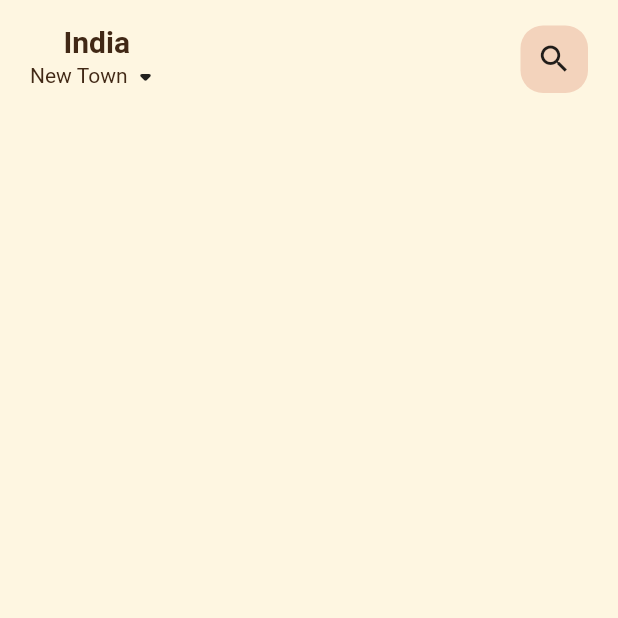
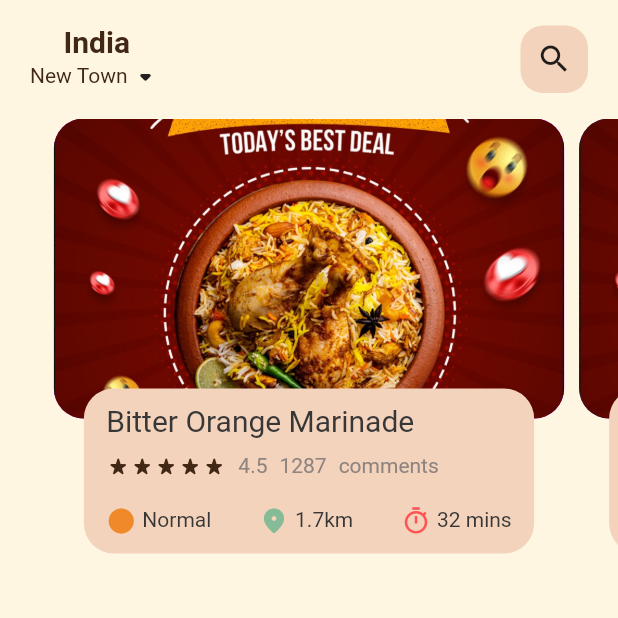
Before and after one commit to shagundubey29/MealMate, a Flutter app: the screen it shows after launch, on a phone screen of 412 x 824 dp, the top half of it. Run offline on Flutter 3.47's test engine with Material 2 defaults, Android fonts, the light colour scheme and no system bars.

Commit message:
slider is added

```diff
--- a/lib/main.dart
+++ b/lib/main.dart
@@ -14,7 +14,6 @@ class MyApp extends StatelessWidget {
     return MaterialApp(
       title: 'Flutter Demo',
       theme: ThemeData(
-        primarySwatch: Colors.blue,
       ),
       home: HomeScreen(),
       debugShowCheckedModeBanner: false,
--- /dev/null
+++ b/lib/screen/home/bodyHomeScreen.dart
@@ -0,0 +1,102 @@
+import 'package:flutter/material.dart';
+import 'package:flutter/src/widgets/framework.dart';
+import 'package:flutter/src/widgets/placeholder.dart';
+import 'package:meal_mate/util/appTheme.dart';
+import 'package:meal_mate/widgets/bigText.dart';
+import 'package:meal_mate/widgets/icon_text.dart';
+import 'package:meal_mate/widgets/smallText.dart';
+
+class BodyHomeScreen extends StatelessWidget {
+  const BodyHomeScreen({super.key});
+
+  @override
+  Widget build(BuildContext context) {
+    PageController pageController = PageController(viewportFraction: 0.85);
+
+    return Container(
+      height: 320,
+      child: PageView.builder(
+        controller: pageController,
+        itemCount: 5,
+        itemBuilder: (context, position){
+          return _buildPageItem(position);
+        },
+        ),
+    );
+  }
+
+  Widget _buildPageItem(int index){
+    return Stack(
+      children:[
+            Container(
+              height: 200,
+              margin: const EdgeInsets.only(left: 5, right: 5),
+              decoration: BoxDecoration(
+                borderRadius: BorderRadius.circular(20),
+                color: index.isEven ? Colors.purpleAccent[700] : Colors.blueAccent[700],
+                image: DecorationImage(
+                  fit: BoxFit.cover,
+                  image: AssetImage('assets/image/food.jpg'),
+                ),
+            ),
+        ),
+        Align(
+          alignment: Alignment.bottomCenter,
+          child: Container(
+            height: 110,
+            margin: EdgeInsets.only(left: 25, right: 25, bottom: 30),
+            decoration: BoxDecoration(
+              borderRadius: BorderRadius.circular(20),
+              color: AppColors.primaryColorDark,
+            ),
+            child: Padding(
+              padding: const EdgeInsets.symmetric(vertical: 10, horizontal: 15),
+              child: Column(
+                mainAxisAlignment: MainAxisAlignment.start,
+                crossAxisAlignment: CrossAxisAlignment.start,
+                children: [
+                  BigText(text: 'Bitter Orange Marinade', color: AppColors.textColor),
+                  const SizedBox(height: 10),
+                  Row(
+                    children: [
+                      Wrap(
+                        children: List.generate(5, (index) => Icon(Icons.star_rate_rounded, size: 16,color: AppColors.titleTextColor,))
+                      ),
+                      const SizedBox(width: 8,),
+                      SmallText(text: '4.5'),
+                      const SizedBox(width: 8),
+                      SmallText(text: '1287'),
+                      const SizedBox(width: 8),
+                      SmallText(text: 'comments'),
+                    ],
+                  ),
+                  const SizedBox(height: 18),
+                  Row(
+                  mainAxisAlignment:MainAxisAlignment.spaceBetween,
+                  children: [
+                    IconAndText(
+                      icon: Icons.circle_rounded,
+                      text: 'Normal',
+                      iconColor: AppColors.orangeColor,
+                    ),
+                    IconAndText(
+                      icon: Icons.location_on_rounded,
+                      text: '1.7km',
+                      iconColor: AppColors.blueColor,
+                    ),
+                    IconAndText(
+                      icon: Icons.timer_outlined,
+                      text: '32 mins',
+                      iconColor: Colors.redAccent,
+                    ),
+                  ],
+                ),
+                ],
+              ),
+            ),
+          ),
+        ),
+      ]
+    );
+  }
+}
--- a/lib/screen/home/homeScreen.dart
+++ b/lib/screen/home/homeScreen.dart
@@ -1,5 +1,6 @@
 import 'package:flutter/material.dart';
 import 'package:flutter/src/widgets/framework.dart';
+import 'package:meal_mate/screen/home/bodyHomeScreen.dart';
 import 'package:meal_mate/widgets/bigText.dart';
 import 'package:meal_mate/widgets/smallText.dart';
 
@@ -24,7 +25,7 @@ class HomeScreen extends StatelessWidget {
                     children: [
                       Column(
                         children: [
-                          BigText(text: 'India'),
+                          BigText(text: 'India', weight: FontWeight.w600,),
                           Row(
                             children: [
                               SmallText(text: 'New Town', color: AppColors.titleTextColor,),
@@ -47,6 +48,7 @@ class HomeScreen extends StatelessWidget {
                     ],
                   ),
                 ),
+                BodyHomeScreen(),
               ],
             ),
           ),
--- a/lib/util/appTheme.dart
+++ b/lib/util/appTheme.dart
@@ -3,6 +3,8 @@ import 'dart:ui';
 class AppColors{
   static final Color primaryColor = const Color(0xFFFEF6E1);
   static final Color primaryColorDark = const Color(0xFFF3D3BC);
-  static final Color textColor = const Color(0xFF8f837f);
+  static final Color textColor = const Color.fromARGB(255, 56, 55, 55);
   static final Color titleTextColor = const Color(0xFF412815);
+  static final Color blueColor = const Color(0xFF85BB97);
+  static final Color orangeColor = const Color(0xFFF0892A);
 }
--- a/lib/widgets/bigText.dart
+++ b/lib/widgets/bigText.dart
@@ -6,12 +6,15 @@ class BigText extends StatelessWidget {
   final String text;
   double size;
   TextOverflow overflow;
+  FontWeight weight;
 
   BigText({Key? key,
     this.color = const Color(0xFF412815),
     required this.text,
     this.overflow=TextOverflow.ellipsis,
-    this.size=20}) : super(key: key);
+    this.size=20,
+    this.weight = FontWeight.w400
+    }) : super(key: key);
 
   @override
   Widget build(BuildContext context) {
@@ -23,7 +26,7 @@ class BigText extends StatelessWidget {
           fontSize: size,
           fontFamily: 'Roboto',
           color: color,
-          fontWeight: FontWeight.w600,
+          fontWeight: weight,
         ),
     );
   }
--- /dev/null
+++ b/lib/widgets/icon_text.dart
@@ -0,0 +1,30 @@
+import 'package:flutter/material.dart';
+import 'package:flutter/src/widgets/framework.dart';
+import 'package:flutter/src/widgets/placeholder.dart';
+import 'package:meal_mate/widgets/smallText.dart';
+
+class IconAndText extends StatelessWidget {
+  final IconData icon;
+  final Color color;
+  final String text;
+  final Color iconColor;
+
+  const IconAndText({
+    super.key,
+    required this.icon,
+    this.color = const Color.fromARGB(255, 56, 55, 55),
+    this.iconColor = const Color.fromARGB(255, 56, 55, 55),
+    required this.text
+    });
+
+  @override
+  Widget build(BuildContext context) {
+    return Row(
+        children: [
+          Icon(icon, color: iconColor, size: 20,),
+          SizedBox(width: 4,),
+          SmallText(text: text, color: color,)
+        ],
+    );
+  }
+}
```
Also changed, not shown: assets/image/food.jpg (added).
